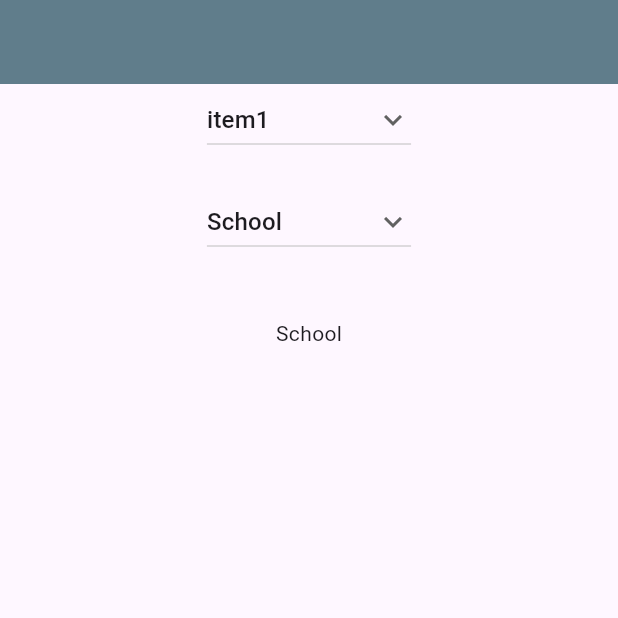
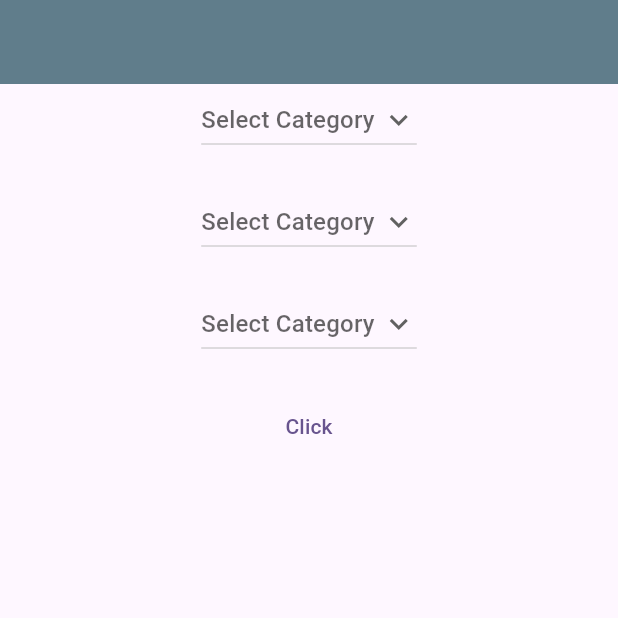
Before and after one commit to SabithaZubair/demo, a Flutter app: the screen it shows after launch, on a phone screen of 412 x 824 dp, the top half of it. Run offline on Flutter 3.47's test engine with Material 3 defaults, Android fonts, the light colour scheme and no system bars.

Commit message:
Created a new flutter project

```diff
--- a/lib/main.dart
+++ b/lib/main.dart
@@ -1,5 +1,7 @@
 import 'package:flutter/material.dart';
 import 'package:sample_dropdownbutton/screen_home.dart';
+
+import 'package:sample_dropdownbutton/screen_two.dart';
 
 void main() {
   runApp(const MyApp());
@@ -17,7 +19,7 @@ class MyApp extends StatelessWidget {
         colorScheme: ColorScheme.fromSeed(seedColor: Colors.deepPurple),
         useMaterial3: true,
       ),
-      home: ScreenHome(),
+      home: ScreenTwo(),
     );
   }
 }
--- a/lib/screen_home.dart
+++ b/lib/screen_home.dart
@@ -1,7 +1,7 @@
 import 'package:flutter/material.dart';
 
 class ScreenHome extends StatefulWidget {
-  ScreenHome({super.key});
+  const ScreenHome({super.key});
 
   @override
   State<ScreenHome> createState() => _ScreenHomeState();
@@ -10,9 +10,11 @@ class ScreenHome extends StatefulWidget {
 class _ScreenHomeState extends State<ScreenHome> {
   List<String> list1 = ['item1', 'item2', 'item3', 'item4', 'item5'];
   List<String> list2 = ['School', 'Library', 'Admin', 'Sec1', 'Sec2'];
+  List<String> list3 = ['English', 'Hindi', 'Math', 'Arabic', 'MSCS'];
 
-  String? dropdownvalue;
-  String? itemlist;
+  String? dropdownvalue1;
+  String? dropdownvalue2;
+  String? dropdownvalue3;
 
   @override
   Widget build(BuildContext context) {
@@ -24,44 +26,87 @@ class _ScreenHomeState extends State<ScreenHome> {
           child: Center(
         child: Column(
           children: [
-            customDropDown(itemlist: list1),
+            DropdownButton(
+                value: dropdownvalue1,
+                hint: Text('Select Category'),
+                icon: const Icon(Icons.keyboard_arrow_down),
+                items: list1.map((String items) {
+                  return DropdownMenuItem(
+                    value: items,
+                    child: Text(items),
+                  );
+                }).toList(),
+                onChanged: (String? newValue) {
+                  setState(() {
+                    dropdownvalue1 = newValue!;
+                  });
+
+                  // print(dropdownvalue);
+                }),
+            const SizedBox(
+              height: 20,
+            ),
+            DropdownButton(
+                value: dropdownvalue2,
+                hint: const Text('Select Category'),
+                icon: const Icon(Icons.keyboard_arrow_down),
+                items: list2.map((String items) {
+                  return DropdownMenuItem(
+                    value: items,
+                    child: Text(items),
+                  );
+                }).toList(),
+                onChanged: (String? newValue) {
+                  setState(() {
+                    dropdownvalue2 = newValue!;
+                  });
+
+                  // print(dropdownvalue);
+                }),
             SizedBox(
               height: 20,
             ),
-            customDropDown(itemlist: list2),
-            SizedBox(
+            DropdownButton(
+                value: dropdownvalue3,
+                hint: const Text('Select Category'),
+                icon: const Icon(Icons.keyboard_arrow_down),
+                items: list3.map((String items) {
+                  return DropdownMenuItem(
+                    value: items,
+                    child: Text(items),
+                  );
+                }).toList(),
+                onChanged: (String? newValue) {
+                  setState(() {
+                    dropdownvalue3 = newValue!;
+                  });
+
+                  // print(dropdownvalue);
+                }),
+            const SizedBox(
               height: 40,
             ),
-            GestureDetector(child: Text(dropdownvalue!))
+            GestureDetector(
+              onTap: () {
+                if (dropdownvalue1 != null) {}
+              },
+              child: Text(dropdownvalue1 ?? " "),
+            ),
+            GestureDetector(
+              onTap: () {
+                if (dropdownvalue2 != null) {}
+              },
+              child: Text(dropdownvalue2 ?? " "),
+            ),
+            GestureDetector(
+              onTap: () {
+                if (dropdownvalue3 != null) {}
+              },
+              child: Text(dropdownvalue3 ?? " "),
+            ),
           ],
         ),
       )),
     );
   }
-
-  customDropDown({required List<String> itemlist}) {
-    if (itemlist == list1) {
-      dropdownvalue = list1.first;
-    } else {
-      dropdownvalue = list2.first;
-    }
-    return DropdownButton<String>(
-        value: dropdownvalue,
-        hint: Text('select category'),
-        icon: const Icon(Icons.keyboard_arrow_down),
-        borderRadius: BorderRadius.circular(15),
-        dropdownColor: Colors.purple.shade300,
-        items: itemlist.map((String items) {
-          return DropdownMenuItem<String>(
-            value: items,
-            child: Text(items),
-          );
-        }).toList(),
-        onChanged: (newValue) {
-          setState(() {
-            dropdownvalue = newValue;
-            print(dropdownvalue);
-          });
-        });
-  }
 }
--- /dev/null
+++ b/lib/screen_two.dart
@@ -0,0 +1,103 @@
+import 'package:flutter/material.dart';
+
+class ScreenTwo extends StatefulWidget {
+  const ScreenTwo({Key? key}) : super(key: key);
+
+  @override
+  State<ScreenTwo> createState() => _ScreenTwoState();
+}
+
+class _ScreenTwoState extends State<ScreenTwo> {
+  List<String> list1 = ['item1', 'item2', 'item3', 'item4', 'item5'];
+  List<String> list2 = ['School', 'Library', 'Admin', 'Sec1', 'Sec2'];
+  List<String> list3 = ['English', 'Hindi', 'Math', 'Arabic', 'MSCS'];
+
+  String? dropdownvalue1;
+  String? dropdownvalue2;
+  String? dropdownvalue3;
+  String? displayedValue;
+
+  @override
+  Widget build(BuildContext context) {
+    return Scaffold(
+      appBar: AppBar(
+        backgroundColor: Colors.blueGrey.shade500,
+      ),
+      body: SafeArea(
+        child: Center(
+          child: Column(
+            children: [
+              customDropDown(
+                  dropvalue: dropdownvalue1,
+                  itemlist: list1,
+                  onChanged: (String? newValue) {
+                    setState(() {
+                      dropdownvalue1 = newValue;
+                      displayedValue = dropdownvalue1;
+                    });
+
+                    // print(dropdownvalue);
+                  }),
+              const SizedBox(
+                height: 20,
+              ),
+              customDropDown(
+                  dropvalue: dropdownvalue2,
+                  itemlist: list2,
+                  onChanged: (String? newValue) {
+                    setState(() {
+                      dropdownvalue2 = newValue;
+                      displayedValue = dropdownvalue2;
+                    });
+
+                    // print(dropdownvalue);
+                  }),
+              SizedBox(
+                height: 20,
+              ),
+              customDropDown(
+                  dropvalue: dropdownvalue3,
+                  itemlist: list3,
+                  onChanged: (String? newValue) {
+                    setState(() {
+                      dropdownvalue3 = newValue;
+                      displayedValue = dropdownvalue3;
+                    });
+
+                    // print(dropdownvalue);
+                  }),
+              SizedBox(
+                height: 20,
+              ),
+              TextButton(
+                  onPressed: () {
+                    print(dropdownvalue1);
+                    print(dropdownvalue2);
+                    print(dropdownvalue3);
+                  },
+                  child: Text('Click')),
+            ],
+          ),
+        ),
+      ),
+    );
+  }
+
+  Widget customDropDown(
+      {required String? dropvalue,
+      required List<String> itemlist,
+      required ValueChanged<String?> onChanged}) {
+    return DropdownButton(
+      value: dropvalue,
+      hint: Text('Select Category '),
+      icon: const Icon(Icons.keyboard_arrow_down),
+      items: itemlist.map((String items) {
+        return DropdownMenuItem(
+          value: items,
+          child: Text(items),
+        );
+      }).toList(),
+      onChanged: onChanged,
+    );
+  }
+}
```
